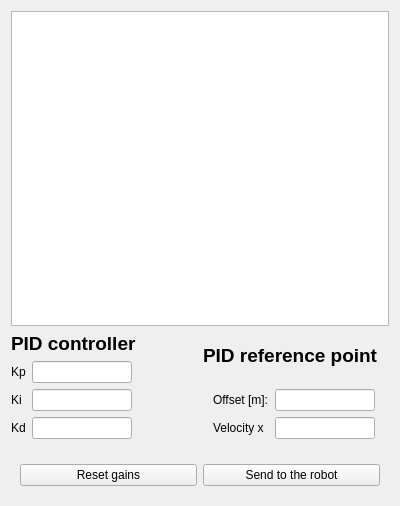
First picture: the form in trajectoryfollowingform.ui, repository PhiTheta/Lunabotics_Qt, before the edit.
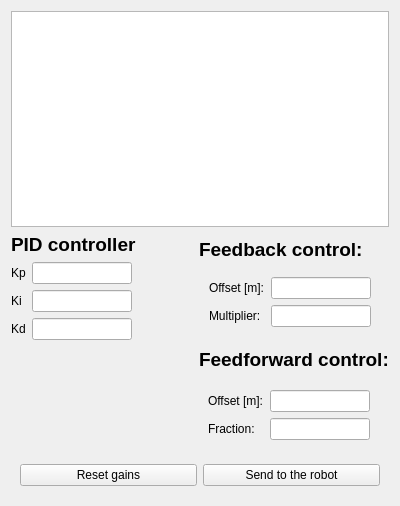
Second picture: the form after the edit.

What changed in the file:
```diff
--- a/trajectoryfollowingform.ui
+++ b/trajectoryfollowingform.ui
@@ -110,16 +110,6 @@
             <property name="bottomMargin">
              <number>10</number>
             </property>
-            <item row="1" column="1">
-             <widget class="QLineEdit" name="KpEdit">
-              <property name="maximumSize">
-               <size>
-                <width>100</width>
-                <height>16777215</height>
-               </size>
-              </property>
-             </widget>
-            </item>
             <item row="1" column="0">
              <widget class="QLabel" name="KpLabel">
               <property name="text">
@@ -127,8 +117,8 @@
               </property>
              </widget>
             </item>
-            <item row="2" column="1">
-             <widget class="QLineEdit" name="KiEdit">
+            <item row="1" column="1">
+             <widget class="QLineEdit" name="KpEdit">
               <property name="maximumSize">
                <size>
                 <width>100</width>
@@ -144,8 +134,8 @@
               </property>
              </widget>
             </item>
-            <item row="3" column="1">
-             <widget class="QLineEdit" name="KdEdit">
+            <item row="2" column="1">
+             <widget class="QLineEdit" name="KiEdit">
               <property name="maximumSize">
                <size>
                 <width>100</width>
@@ -161,6 +151,29 @@
               </property>
              </widget>
             </item>
+            <item row="3" column="1">
+             <widget class="QLineEdit" name="KdEdit">
+              <property name="maximumSize">
+               <size>
+                <width>100</width>
+                <height>16777215</height>
+               </size>
+              </property>
+             </widget>
+            </item>
+            <item row="4" column="1">
+             <spacer name="verticalSpacer">
+              <property name="orientation">
+               <enum>Qt::Vertical</enum>
+              </property>
+              <property name="sizeHint" stdset="0">
+               <size>
+                <width>20</width>
+                <height>40</height>
+               </size>
+              </property>
+             </spacer>
+            </item>
            </layout>
           </widget>
          </item>
@@ -183,12 +196,12 @@
             </font>
            </property>
            <property name="text">
-            <string>PID reference point</string>
+            <string>Feedback control:</string>
            </property>
           </widget>
          </item>
          <item>
-          <widget class="QWidget" name="pidReferenceWidget" native="true">
+          <widget class="QWidget" name="feedbackWidget" native="true">
            <layout class="QFormLayout" name="formLayout_2">
             <property name="leftMargin">
              <number>10</number>
@@ -203,14 +216,14 @@
              <number>10</number>
             </property>
             <item row="0" column="0">
-             <widget class="QLabel" name="offsetTitleLabel">
+             <widget class="QLabel" name="feedbackOffsetTitleLabel">
               <property name="text">
                <string>Offset [m]:</string>
               </property>
              </widget>
             </item>
             <item row="0" column="1">
-             <widget class="QLineEdit" name="offsetEdit">
+             <widget class="QLineEdit" name="feedbackOffsetEdit">
               <property name="maximumSize">
                <size>
                 <width>100</width>
@@ -220,7 +233,7 @@
              </widget>
             </item>
             <item row="2" column="1">
-             <widget class="QLineEdit" name="velocityEdit">
+             <widget class="QLineEdit" name="feedbackMultiplierEdit">
               <property name="maximumSize">
                <size>
                 <width>100</width>
@@ -230,9 +243,63 @@
              </widget>
             </item>
             <item row="2" column="0">
-             <widget class="QLabel" name="velocityTitleLabel">
+             <widget class="QLabel" name="feedbackMultiplierTitleLabel">
               <property name="text">
-               <string>Velocity x</string>
+               <string>Multiplier:</string>
+              </property>
+             </widget>
+            </item>
+           </layout>
+          </widget>
+         </item>
+         <item>
+          <widget class="QLabel" name="label">
+           <property name="font">
+            <font>
+             <pointsize>14</pointsize>
+             <weight>75</weight>
+             <bold>true</bold>
+            </font>
+           </property>
+           <property name="text">
+            <string>Feedforward control:</string>
+           </property>
+          </widget>
+         </item>
+         <item>
+          <widget class="QWidget" name="feedForwardWidget" native="true">
+           <layout class="QFormLayout" name="formLayout_3">
+            <item row="0" column="0">
+             <widget class="QLabel" name="feedforwardOffsetTitleLabel">
+              <property name="text">
+               <string>Offset [m]:</string>
+              </property>
+             </widget>
+            </item>
+            <item row="0" column="1">
+             <widget class="QLineEdit" name="feedforwardOffsetEdit">
+              <property name="maximumSize">
+               <size>
+                <width>100</width>
+                <height>16777215</height>
+               </size>
+              </property>
+             </widget>
+            </item>
+            <item row="1" column="0">
+             <widget class="QLabel" name="feedforwardFractionTitleLabel">
+              <property name="text">
+               <string>Fraction:</string>
+              </property>
+             </widget>
+            </item>
+            <item row="1" column="1">
+             <widget class="QLineEdit" name="feedforwardFractionEdit">
+              <property name="maximumSize">
+               <size>
+                <width>100</width>
+                <height>16777215</height>
+               </size>
               </property>
              </widget>
             </item>
```
